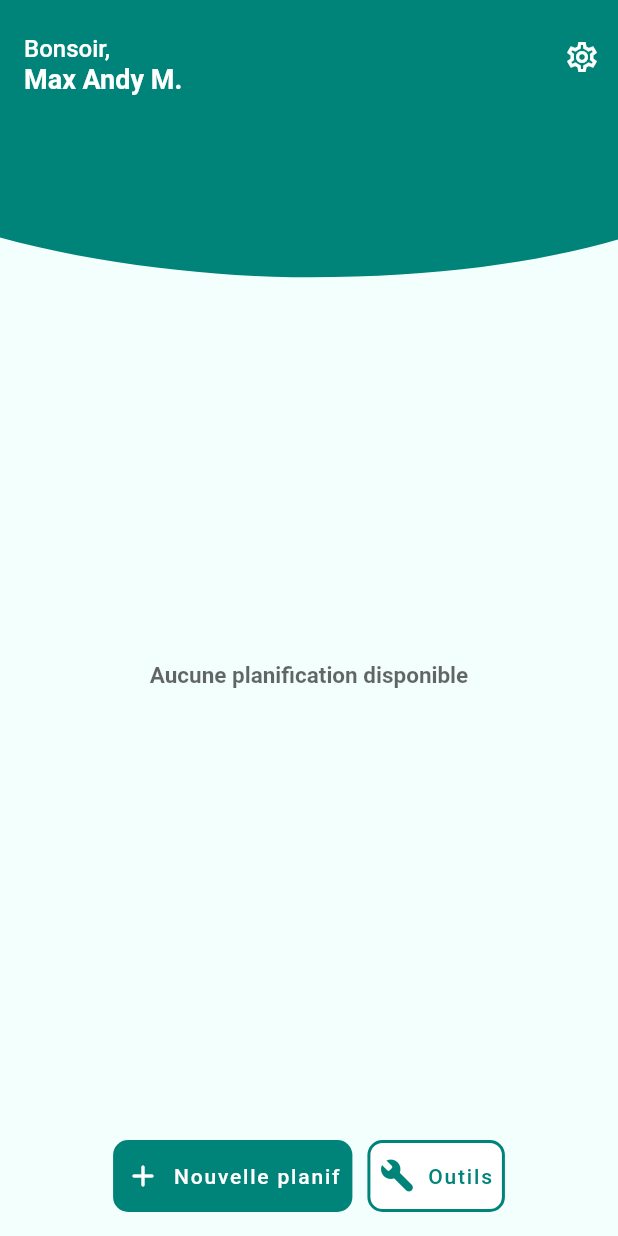
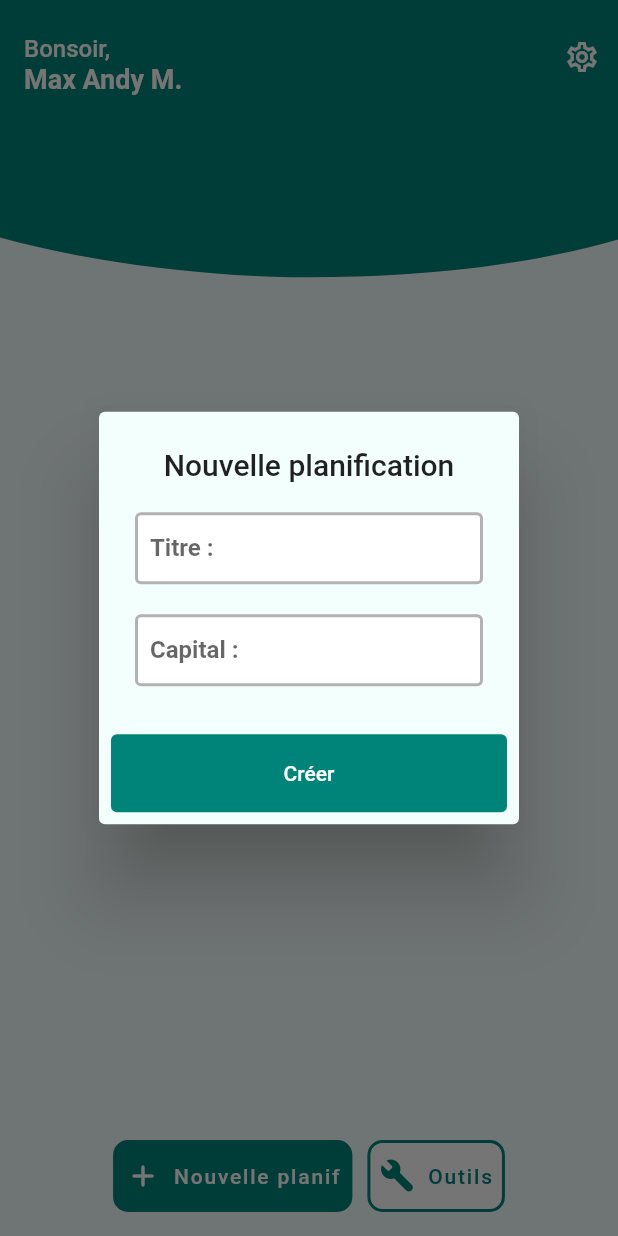
Before and after one commit to D3R50N/My-Spendings, a Flutter app: the screen it shows after launch, after a tap on "Passer", after a tap on "Commencer", after a tap on "Nouvelle planif", on a phone screen of 412 x 824 dp. Run offline on Flutter 3.47's test engine with Material 2 defaults, Android fonts, the phone set to English and light mode, and no system bars; our stand-ins replace carousel_slider, gap, hive, hive_flutter, shared_preferences, smooth_page_indicator; accounts and stored records are empty.

Commit message:
un commit

```diff
--- a/lib/main.dart
+++ b/lib/main.dart
@@ -3,7 +3,9 @@
 import 'package:flutter/material.dart';
 import 'package:flutter_application_1/models/historymodel.dart';
 import 'package:flutter_application_1/models/spendingsmodel.dart';
+import 'package:flutter_application_1/routes.dart';
 import 'package:flutter_application_1/routes/home.dart';
+import 'package:flutter_application_1/routes/newplan.dart';
 import 'package:flutter_application_1/routes/startingpage.dart';
 import 'package:flutter_application_1/utils/globals.dart';
 
@@ -32,11 +34,13 @@ class App extends StatelessWidget {
       theme: ThemeData(
         primarySwatch: Colors.blue,
       ),
-      initialRoute:
-          prefs.getBool(Settings.firstTime) ?? true ? 'startingpage' : '/',
+      initialRoute: prefs.getBool(Settings.firstTime) ?? true
+          ? Routes.startingpage
+          : Routes.home,
       routes: {
-        '/': (context) => Home(),
-        'startingpage': (context) => StartingPage(),
+        Routes.home: (context) => Home(),
+        Routes.startingpage: (context) => StartingPage(),
+        Routes.newplanif: ((context) => NewPlanif())
       },
     );
   }
--- a/lib/models/historymodel.dart
+++ b/lib/models/historymodel.dart
@@ -17,13 +17,23 @@ class HistoryModel extends HiveObject {
   @HiveField(3)
   final String date;
 
-  HistoryModel(this.title, this.date, this.amount, {this.isIncoming = false});
+  SpendingsModel? parent;
+
+  HistoryModel(this.title, this.date, this.amount,
+      {this.isIncoming = false, this.parent});
 
   static Future<List<HistoryModel>> all() async {
     List<HistoryModel> list = [];
     for (var element in spendingsBox.values) {
       list.addAll(element.incomesList);
       list.addAll(element.expensesList);
+
+      for (var history in element.incomesList) {
+        history.parent = element;
+      }
+      for (var history in element.expensesList) {
+        history.parent = element;
+      }
     }
     return list;
   }
--- /dev/null
+++ b/lib/routes.dart
@@ -0,0 +1,5 @@
+class Routes {
+  static String home = "/";
+  static String startingpage = "startingpage";
+  static String newplanif = "newplanif";
+}
--- a/lib/routes/home.dart
+++ b/lib/routes/home.dart
@@ -7,6 +7,7 @@ import 'package:flutter/material.dart';
 import 'package:flutter/rendering.dart';
 import 'package:flutter_application_1/models/historymodel.dart';
 import 'package:flutter_application_1/models/spendingsmodel.dart';
+import 'package:flutter_application_1/routes.dart';
 import 'package:flutter_application_1/utils/colors.dart';
 import 'package:flutter_application_1/utils/custompaint.dart';
 import 'package:flutter_application_1/utils/functions.dart';
@@ -33,8 +34,12 @@ class _HomeState extends State<Home> {
   bool isScrollingDown = false, showFloating = true;
 
   List<HistoryModel> histories = [];
+
+  late TextEditingController dialog_title, dialog_capital;
   @override
   void initState() {
+    dialog_title = TextEditingController();
+    dialog_capital = TextEditingController();
     SpendingsModel.all().then((value) {
       setState(() {
         all = value;
@@ -73,6 +78,12 @@ class _HomeState extends State<Home> {
       setState(() {});
     });
     super.initState();
+  }
+
+  @override
+  void dispose() {
+    showSolde.dispose();
+    super.dispose();
   }
 
   @override
@@ -218,7 +229,10 @@ class _HomeState extends State<Home> {
           FloatingActionButton.extended(
             heroTag: "new",
             extendedPadding: EdgeInsets.symmetric(vertical: 0, horizontal: 8),
-            onPressed: () {},
+            onPressed: () {
+              // pushRoute(context, Routes.newplanif);
+              createDialog();
+            },
             icon: const Icon(Icons.add_rounded),
             label: const Text('Nouvelle planif'),
             foregroundColor: Colors.white,
@@ -341,4 +355,110 @@ class _HomeState extends State<Home> {
       ),
     );
   }
+
+  Future<void> createDialog() async {
+    return showDialog<void>(
+      context: context,
+      barrierDismissible: true, // user must tap button!
+      builder: (BuildContext context) {
+        return AlertDialog(
+          title: Text(
+            'Nouvelle planification',
+            textAlign: TextAlign.center,
+          ),
+          backgroundColor: bkgColor,
+          content: SingleChildScrollView(
+            child: ListBody(
+              children: <Widget>[
+                TextField(
+                  controller: dialog_title,
+                  scrollPhysics: BouncingScrollPhysics(),
+                  decoration: InputDecoration(
+                    filled: true,
+                    fillColor: Colors.white,
+                    enabledBorder: OutlineInputBorder(
+                      borderSide: BorderSide(
+                        width: 2,
+                        color: Colors.black.withOpacity(.3),
+                      ),
+                    ),
+                    focusedBorder: OutlineInputBorder(
+                      borderSide: BorderSide(
+                        width: 2,
+                        color: mainColor,
+                      ),
+                    ),
+                    contentPadding: EdgeInsets.all(10),
+                    label: Text(
+                      'Titre : ',
+                      style: TextStyle(fontWeight: FontWeight.bold),
+                    ),
+                    floatingLabelStyle: TextStyle(
+                      fontWeight: FontWeight.bold,
+                      color: mainColor,
+                    ),
+                  ),
+                ),
+                Gap(20),
+                TextField(
+                  controller: dialog_capital,
+                  scrollPhysics: BouncingScrollPhysics(),
+                  keyboardType: TextInputType.number,
+                  decoration: InputDecoration(
+                    filled: true,
+
+                    fillColor: Colors.white,
+                    enabledBorder: OutlineInputBorder(
+                      borderSide: BorderSide(
+                        width: 2,
+                        color: Colors.black.withOpacity(.3),
+                      ),
+                    ),
+                    focusedBorder: OutlineInputBorder(
+                      borderSide: BorderSide(
+                        width: 2,
+                        color: mainColor,
+                      ),
+                    ),
+                    contentPadding: EdgeInsets.all(10),
+                    // prefixText: "Titre : ",
+                    label: Text(
+                      'Capital : ',
+                      style: TextStyle(fontWeight: FontWeight.bold),
+                    ),
+                    floatingLabelStyle: TextStyle(
+                      fontWeight: FontWeight.bold,
+                      color: mainColor,
+                    ),
+                    suffixText: "FCFA",
+                  ),
+                ),
+              ],
+            ),
+          ),
+          actions: <Widget>[
+            TextButton(
+              style: TextButton.styleFrom(
+                backgroundColor: mainColor,
+                minimumSize: Size.fromHeight(40),
+                padding: EdgeInsets.all(18),
+              ),
+              child: Text(
+                'Créer',
+                style: TextStyle(color: Colors.white),
+              ),
+              onPressed: () {
+                //NOTE Enlever le dialogue avant d'afficher la page
+                // Navigator.of(context).pop();
+                newmodel = SpendingsModel(double.parse(dialog_capital.text),
+                    title: dialog_title.text);
+
+                push(context, Routes.newplanif);
+              },
+            ),
+          ],
+        );
+      },
+    );
+  }
 }
--- a/lib/routes/startingpage.dart
+++ b/lib/routes/startingpage.dart
@@ -5,6 +5,7 @@ import 'dart:math';
 import 'package:flutter/material.dart';
 import 'package:flutter_application_1/models/historymodel.dart';
 import 'package:flutter_application_1/models/spendingsmodel.dart';
+import 'package:flutter_application_1/routes.dart';
 import 'package:flutter_application_1/utils/colors.dart';
 import 'package:flutter_application_1/utils/functions.dart';
 import 'package:flutter_application_1/utils/globals.dart';
@@ -55,12 +56,12 @@ class _StartingPageState extends State<StartingPage> {
       bottomSheet: Container(
         padding: EdgeInsets.symmetric(horizontal: atEnd ? 0 : 10),
         color: bkgColor,
-        height: 40,
+        height: 60,
         child: atEnd
             ? TextButton(
                 onPressed: () {
                   prefs.setBool(Settings.firstTime, false).then((value) {
-                    pushRoute(context, '/');
+                    pushRoute(context, Routes.home);
                   });
                 },
                 style: TextButton.styleFrom(
@@ -75,6 +76,7 @@ class _StartingPageState extends State<StartingPage> {
                   style: TextStyle(
                     color: Colors.white,
                     fontWeight: FontWeight.bold,
+                    fontSize: 16,
                   ),
                   textAlign: TextAlign.center,
                 ),
--- a/lib/utils/functions.dart
+++ b/lib/utils/functions.dart
@@ -11,3 +11,6 @@ double height(BuildContext context) {
 void pushRoute(BuildContext context, String name) {
   Navigator.of(context).pushReplacementNamed(name);
 }
+void push(BuildContext context, String name) {
+  Navigator.of(context).pushNamed(name);
+}
--- a/lib/utils/globals.dart
+++ b/lib/utils/globals.dart
@@ -9,6 +9,7 @@ ValueNotifier<bool> showSolde = ValueNotifier(false);
 
 late SharedPreferences prefs;
 late Box<SpendingsModel> spendingsBox;
+SpendingsModel newmodel = SpendingsModel(0);
 
 class Boxes {
   static String spendings = "spendings";
--- a/lib/widgets/historycard.dart
+++ b/lib/widgets/historycard.dart
@@ -36,7 +36,7 @@ class _HistoryCardState extends State<HistoryCard> {
               crossAxisAlignment: CrossAxisAlignment.start,
               children: [
                 Text(
-                  widget.model.title,
+                  widget.model.title + " (${widget.model.parent?.title}) ",
                   style: TextStyle(
                     fontWeight: FontWeight.w600,
                   ),
@@ -54,11 +54,11 @@ class _HistoryCardState extends State<HistoryCard> {
                       ),
                     ),
                     Text(
-                      (widget.model.isIncoming ? "+" : "-") +
+                      (!widget.model.isIncoming ? "+" : "-") +
                           " ${widget.model.amount}",
                       style: TextStyle(
                           fontWeight: FontWeight.w600,
-                          color: widget.model.isIncoming
+                          color: !widget.model.isIncoming
                               ? mainColor
                               : Color.fromARGB(255, 220, 35, 22)),
                     ),
--- a/lib/widgets/spendingscard.dart
+++ b/lib/widgets/spendingscard.dart
@@ -11,7 +11,9 @@ import 'package:gap/gap.dart';
 
 class SpendingsCard extends StatefulWidget {
   final SpendingsModel model;
-  const SpendingsCard(this.model, {Key? key}) : super(key: key);
+  final bool showTitle;
+  const SpendingsCard(this.model, {Key? key, this.showTitle = true})
+      : super(key: key);
 
   @override
   State<SpendingsCard> createState() => SpendingsCardState();
@@ -52,6 +54,7 @@ class SpendingsCardState extends State<SpendingsCard> {
                   mainAxisSize: MainAxisSize.max,
                   mainAxisAlignment: MainAxisAlignment.spaceEvenly,
                   children: [
+                    if (widget.showTitle)
                       Row(
                         mainAxisSize: MainAxisSize.max,
                         mainAxisAlignment: MainAxisAlignment.center,
```
Also changed, not shown: lib/routes/newplan.dart (added, +53 -0 lines), 1 other file. Lines whose indentation alone changed are shown as unchanged.
